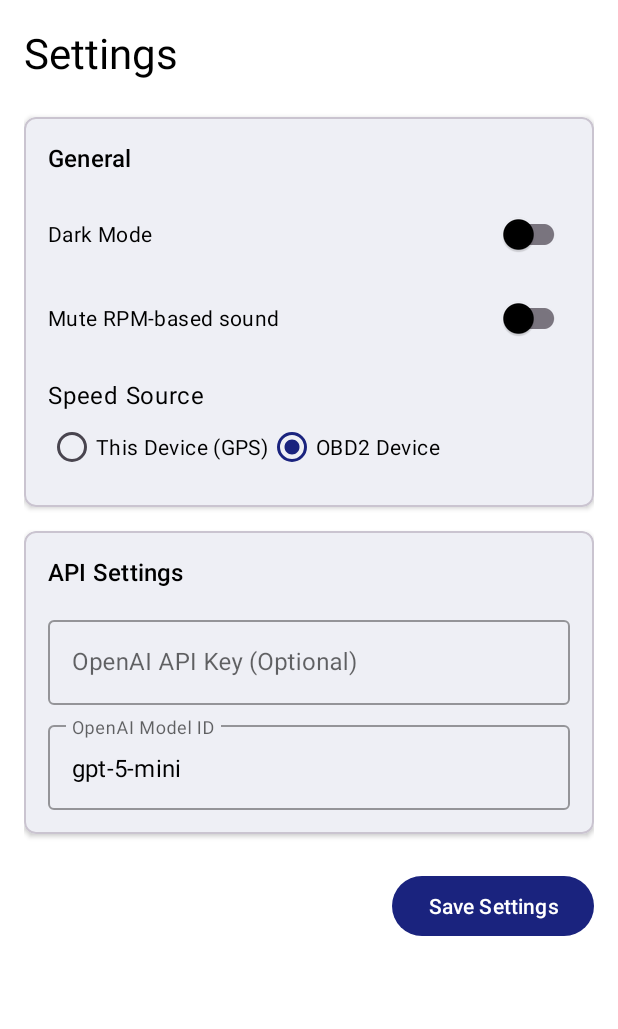
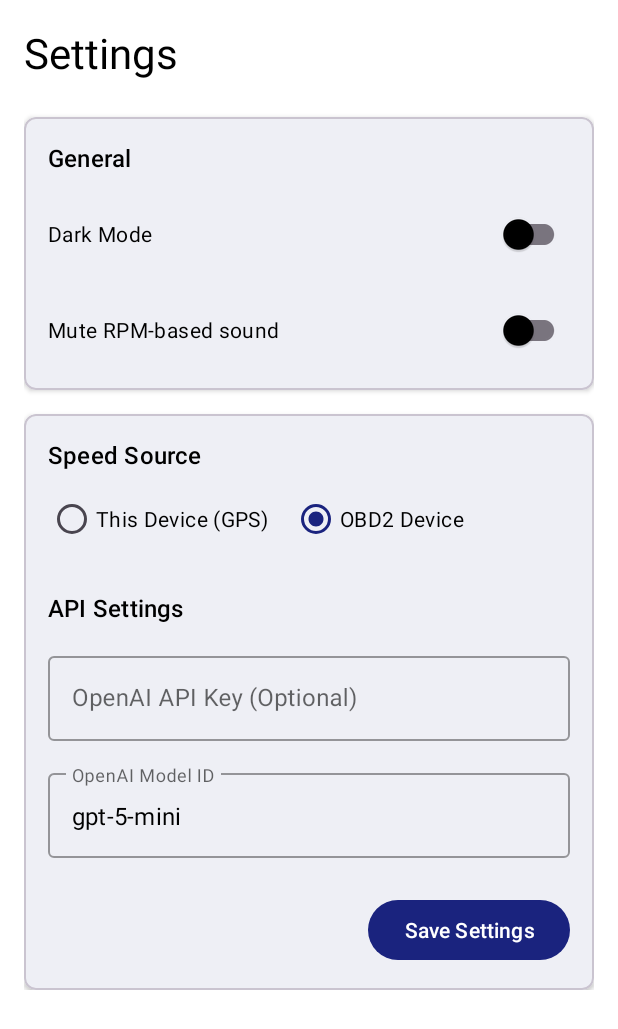
Before and after one commit to catsmoker/OBD2AI, an Android app: the screen it shows after launch (MainActivity), after a tap on "Settings", on a phone screen of 412 x 824 dp. Shown: the top 1029 px of the screen. Run offline under Robolectric (Android 15) with nearby library versions, the phone set to English and light mode, and no system bars; our stand-ins replace AdMob; libraries missing offline, so code that uses them is left out: com.aallam.openai, com.github.anastr.speedviewlib, com.github.eltonvs.obd; 2 statements that could not run were skipped.

Commit message:
improve UI consistency and layout

```diff
--- a/app/src/main/res/drawable/ic_error_indicator.xml
+++ b/app/src/main/res/drawable/ic_error_indicator.xml
@@ -2,8 +2,7 @@
     android:width="24dp"
     android:height="24dp"
     android:viewportWidth="24"
-    android:viewportHeight="24"
-    android:tint="?attr/colorControlNormal">
+    android:viewportHeight="24">
     <path
         android:fillColor="@android:color/white"
         android:pathData="M12,2C6.48,2 2,6.48 2,12s4.48,10 10,10 10,-4.48 10,-10S17.52,2 12,2z"/>
--- a/app/src/main/res/drawable/ic_settings.xml
+++ b/app/src/main/res/drawable/ic_settings.xml
@@ -4,6 +4,6 @@
     android:viewportWidth="24"
     android:viewportHeight="24">
   <path
-      android:fillColor="@color/blue"
+      android:fillColor="@android:color/white"
       android:pathData="M19.14,12.94c0.04,-0.3 0.06,-0.61 0.06,-0.94c0,-0.32 -0.02,-0.64 -0.07,-0.94l2.03,-1.58c0.18,-0.14 0.23,-0.41 0.12,-0.61l-1.92,-3.32c-0.12,-0.22 -0.37,-0.29 -0.59,-0.22l-2.39,0.96c-0.5,-0.38 -1.03,-0.7 -1.62,-0.94L14.4,2.81c-0.04,-0.24 -0.24,-0.41 -0.48,-0.41h-3.84c-0.24,0 -0.44,0.17 -0.48,0.41L9.2,5.25C8.61,5.5 8.08,5.82 7.58,6.2L5.19,5.24C4.97,5.16 4.72,5.23 4.6,5.45L2.68,8.77c-0.11,0.2 -0.06,0.47 0.12,0.61l2.03,1.58C4.78,11.36 4.76,11.68 4.76,12s0.02,0.64 0.07,0.94l-2.03,1.58c-0.18,0.14 -0.23,0.41 -0.12,0.61l1.92,3.32c0.12,0.22 0.37,0.29 0.59,0.22l2.39,-0.96c0.5,0.38 1.03,0.7 1.62,0.94l0.36,2.44c0.04,0.24 0.24,0.41 0.48,0.41h3.84c0.24,0 0.44,-0.17 0.48,-0.41l0.36,-2.44c0.59,-0.24 1.12,-0.56 1.62,-0.94l2.39,0.96c0.22,0.08 0.47,0.01 0.59,-0.22l1.92,-3.32c0.12,-0.22 0.07,-0.47 -0.12,-0.61L19.14,12.94zM12,15.6c-1.98,0 -3.6,-1.62 -3.6,-3.6s1.62,-3.6 3.6,-3.6s3.6,1.62 3.6,3.6S13.98,15.6 12,15.6z"/>
 </vector>
--- a/app/src/main/res/layout/activity_main.xml
+++ b/app/src/main/res/layout/activity_main.xml
@@ -12,36 +12,37 @@
         android:name="androidx.navigation.fragment.NavHostFragment"
         android:layout_width="0dp"
         android:layout_height="0dp"
-        app:defaultNavHost="true"
         app:layout_constraintBottom_toTopOf="@id/adView"
         app:layout_constraintEnd_toEndOf="parent"
         app:layout_constraintStart_toStartOf="parent"
         app:layout_constraintTop_toTopOf="parent"
+        app:defaultNavHost="true"
         app:navGraph="@navigation/nav_graph" />
 
+    <!-- This settings button is a global action, intentionally overlaid on top of the fragment content. -->
     <ImageButton
         android:id="@+id/button_settings_global"
         android:layout_width="48dp"
         android:layout_height="48dp"
         android:layout_marginTop="16dp"
         android:layout_marginEnd="16dp"
+        app:layout_constraintEnd_toEndOf="parent"
+        app:layout_constraintTop_toTopOf="parent"
         android:background="?attr/selectableItemBackgroundBorderless"
         android:contentDescription="@string/settings_title"
         android:padding="12dp"
         android:src="@drawable/ic_settings"
-        app:layout_constraintEnd_toEndOf="parent"
-        app:layout_constraintTop_toTopOf="parent"
         app:tint="?attr/colorOnSurface" />
 
     <com.google.android.gms.ads.AdView
         android:id="@+id/adView"
         android:layout_width="0dp"
         android:layout_height="wrap_content"
-        android:layerType="software"
+        app:layout_constraintBottom_toBottomOf="parent"
+        app:layout_constraintEnd_toEndOf="parent"
+        app:layout_constraintStart_toStartOf="parent"
         app:adSize="BANNER"
         app:adUnitId="ca-app-pub-3940256099942544/9214589741"
-        app:layout_constraintBottom_toBottomOf="parent"
-        app:layout_constraintEnd_toEndOf="parent"
-        app:layout_constraintStart_toStartOf="parent" />
+        android:layerType="software" />
 
 </androidx.constraintlayout.widget.ConstraintLayout>
--- a/app/src/main/res/layout/fragment_settings.xml
+++ b/app/src/main/res/layout/fragment_settings.xml
@@ -17,16 +17,17 @@
             android:id="@+id/textViewSettingsTitle"
             android:layout_width="wrap_content"
             android:layout_height="wrap_content"
+            android:layout_marginBottom="24dp"
             android:text="@string/settings_title"
             android:textAppearance="?attr/textAppearanceHeadlineMedium"
-            android:textColor="?attr/colorOnSurface"
-            android:layout_marginBottom="24dp"/>
+            android:textColor="?attr/colorOnSurface" />
 
+        <!-- Card 1: Grouping for Dark Mode and Mute Sound -->
         <com.google.android.material.card.MaterialCardView
             android:layout_width="match_parent"
             android:layout_height="wrap_content"
-            app:cardElevation="2dp"
-            app:cardCornerRadius="8dp">
+            app:cardCornerRadius="8dp"
+            app:cardElevation="2dp">
 
             <LinearLayout
                 android:layout_width="match_parent"
@@ -37,10 +38,10 @@
                 <TextView
                     android:layout_width="wrap_content"
                     android:layout_height="wrap_content"
+                    android:layout_marginBottom="16dp"
                     android:text="@string/settings_category_general"
                     android:textAppearance="?attr/textAppearanceTitleMedium"
-                    android:textColor="?attr/colorOnSurface"
-                    android:layout_marginBottom="16dp"/>
+                    android:textColor="?attr/colorOnSurface" />
 
                 <com.google.android.material.switchmaterial.SwitchMaterial
                     android:id="@+id/switchDarkMode"
@@ -53,23 +54,42 @@
                     android:id="@+id/switchMuteSound"
                     android:layout_width="match_parent"
                     android:layout_height="wrap_content"
+                    android:layout_marginTop="16dp"
                     android:text="@string/settings_mute_sound"
-                    android:textColor="?attr/colorOnSurface"
-                    android:layout_marginTop="8dp"/>
+                    android:textColor="?attr/colorOnSurface" />
 
+            </LinearLayout>
+
+        </com.google.android.material.card.MaterialCardView>
+
+        <!-- Card 2: Grouping for Speed Source, API, and Save Button -->
+        <com.google.android.material.card.MaterialCardView
+            android:layout_width="match_parent"
+            android:layout_height="wrap_content"
+            android:layout_marginTop="16dp"
+            app:cardCornerRadius="8dp"
+            app:cardElevation="2dp">
+
+            <LinearLayout
+                android:layout_width="match_parent"
+                android:layout_height="wrap_content"
+                android:orientation="vertical"
+                android:padding="16dp">
+
+                <!-- Speed Source Section -->
                 <TextView
                     android:id="@+id/textViewSpeedSource"
                     android:layout_width="wrap_content"
                     android:layout_height="wrap_content"
                     android:text="@string/settings_speed_source_title"
-                    android:textAppearance="?attr/textAppearanceBodyLarge"
-                    android:textColor="?attr/colorOnSurface"
-                    android:layout_marginTop="16dp"/>
+                    android:textAppearance="?attr/textAppearanceTitleMedium"
+                    android:textColor="?attr/colorOnSurface" />
 
                 <RadioGroup
                     android:id="@+id/radioGroupSpeedSource"
                     android:layout_width="match_parent"
                     android:layout_height="wrap_content"
+                    android:layout_marginTop="8dp"
                     android:orientation="horizontal">
 
                     <RadioButton
@@ -83,78 +103,65 @@
                         android:id="@+id/radioButtonObd2"
                         android:layout_width="wrap_content"
                         android:layout_height="wrap_content"
+                        android:layout_marginStart="16dp"
                         android:text="@string/settings_speed_source_obd"
                         android:textColor="?attr/colorOnSurface" />
                 </RadioGroup>
+
+                <!-- API Section -->
+                <TextView
+                    android:layout_width="wrap_content"
+                    android:layout_height="wrap_content"
+                    android:layout_marginTop="24dp"
+                    android:layout_marginBottom="16dp"
+                    android:text="@string/settings_category_api"
+                    android:textAppearance="?attr/textAppearanceTitleMedium"
+                    android:textColor="?attr/colorOnSurface" />
+
+                <com.google.android.material.textfield.TextInputLayout
+                    android:id="@+id/apiKeyLayout"
+                    style="@style/Widget.MaterialComponents.TextInputLayout.OutlinedBox"
+                    android:layout_width="match_parent"
+                    android:layout_height="wrap_content"
+                    android:hint="@string/settings_api_key_hint">
+
+                    <com.google.android.material.textfield.TextInputEditText
+                        android:id="@+id/apiKeyEditText"
+                        android:layout_width="match_parent"
+                        android:layout_height="wrap_content"
+                        android:textColor="?attr/colorOnSurface" />
+
+                </com.google.android.material.textfield.TextInputLayout>
+
+                <com.google.android.material.textfield.TextInputLayout
+                    android:id="@+id/modelIdLayout"
+                    style="@style/Widget.MaterialComponents.TextInputLayout.OutlinedBox"
+                    android:layout_width="match_parent"
+                    android:layout_height="wrap_content"
+                    android:layout_marginTop="16dp"
+                    android:hint="@string/settings_model_id_hint">
+
+                    <com.google.android.material.textfield.TextInputEditText
+                        android:id="@+id/modelIdEditText"
+                        android:layout_width="match_parent"
+                        android:layout_height="wrap_content"
+                        android:textColor="?attr/colorOnSurface" />
+
+                </com.google.android.material.textfield.TextInputLayout>
+
+                <!-- Save Button -->
+                <Button
+                    android:id="@+id/saveButton"
+                    android:layout_width="wrap_content"
+                    android:layout_height="wrap_content"
+                    android:layout_gravity="end"
+                    android:layout_marginTop="24dp"
+                    android:text="@string/settings_button_save" />
 
             </LinearLayout>
 
         </com.google.android.material.card.MaterialCardView>
 
-        <com.google.android.material.card.MaterialCardView
-            android:layout_width="match_parent"
-            android:layout_height="wrap_content"
-            android:layout_marginTop="16dp"
-            app:cardElevation="2dp"
-            app:cardCornerRadius="8dp">
-
-            <LinearLayout
-                android:layout_width="match_parent"
-                android:layout_height="wrap_content"
-                android:orientation="vertical"
-                android:padding="16dp">
-
-                <TextView
-                    android:layout_width="wrap_content"
-                    android:layout_height="wrap_content"
-                    android:text="@string/settings_category_api"
-                    android:textAppearance="?attr/textAppearanceTitleMedium"
-                    android:textColor="?attr/colorOnSurface"
-                    android:layout_marginBottom="16dp"/>
-
-                <com.google.android.material.textfield.TextInputLayout
-                    android:id="@+id/apiKeyLayout"
-                    android:layout_width="match_parent"
-                    android:layout_height="wrap_content"
-                    android:hint="@string/settings_api_key_hint"
-                    style="@style/Widget.MaterialComponents.TextInputLayout.OutlinedBox">
-
-                    <com.google.android.material.textfield.TextInputEditText
-                        android:id="@+id/apiKeyEditText"
-                        android:layout_width="match_parent"
-                        android:layout_height="wrap_content"
-                        android:textColor="?attr/colorOnSurface"/>
-
-                </com.google.android.material.textfield.TextInputLayout>
-
-                <com.google.android.material.textfield.TextInputLayout
-                    android:id="@+id/modelIdLayout"
-                    android:layout_width="match_parent"
-                    android:layout_height="wrap_content"
-                    android:layout_marginTop="8dp"
-                    android:hint="@string/settings_model_id_hint"
-                    style="@style/Widget.MaterialComponents.TextInputLayout.OutlinedBox">
-
-                    <com.google.android.material.textfield.TextInputEditText
-                        android:id="@+id/modelIdEditText"
-                        android:layout_width="match_parent"
-                        android:layout_height="wrap_content"
-                        android:textColor="?attr/colorOnSurface"/>
-
-                </com.google.android.material.textfield.TextInputLayout>
-
-            </LinearLayout>
-
-        </com.google.android.material.card.MaterialCardView>
-
-        <Button
-            android:id="@+id/saveButton"
-            android:layout_width="wrap_content"
-            android:layout_height="wrap_content"
-            android:text="@string/settings_button_save"
-            android:layout_gravity="end"
-            android:layout_marginTop="24dp"/>
-
     </LinearLayout>
 
 </ScrollView>
--- a/app/src/main/res/layout/item_error_detail_suggestions_layout.xml
+++ b/app/src/main/res/layout/item_error_detail_suggestions_layout.xml
@@ -3,9 +3,8 @@
     xmlns:tools="http://schemas.android.com/tools"
     android:layout_width="match_parent"
     android:layout_height="wrap_content"
-    android:gravity="center_vertical"
     android:orientation="horizontal"
-    android:paddingVertical="4dp">
+    android:paddingVertical="8dp">
 
     <!-- Using a text character for the bullet point is the most lightweight option -->
     <TextView
@@ -23,6 +22,6 @@
         android:layout_weight="1"
         android:textAppearance="?attr/textAppearanceBodyMedium"
         android:textColor="?attr/colorOnSurface"
-        tools:text="Check and replace the catalytic converter if necessary" />
+        tools:text="Check and replace the catalytic converter if necessary, as this is a common point of failure." />
 
 </LinearLayout>
--- a/app/src/main/res/layout/item_error_overview_layout.xml
+++ b/app/src/main/res/layout/item_error_overview_layout.xml
@@ -14,6 +14,7 @@
         android:layout_width="24dp"
         android:layout_height="24dp"
         android:contentDescription="@null"
+        app:layout_constraintBottom_toBottomOf="parent"
         app:layout_constraintStart_toStartOf="parent"
         app:layout_constraintTop_toTopOf="parent"
         app:srcCompat="@drawable/ic_error_indicator"
@@ -26,9 +27,11 @@
         android:layout_marginStart="16dp"
         android:textAppearance="?attr/textAppearanceTitleMedium"
         android:textColor="?attr/colorOnSurface"
+        app:layout_constraintBottom_toTopOf="@+id/detail"
         app:layout_constraintEnd_toEndOf="parent"
         app:layout_constraintStart_toEndOf="@id/imageView_icon"
         app:layout_constraintTop_toTopOf="parent"
+        app:layout_constraintVertical_chainStyle="packed"
         tools:text="Catalyst System Efficiency" />
 
     <TextView
@@ -40,6 +43,7 @@
         android:maxLines="2"
         android:textAppearance="?attr/textAppearanceBodyMedium"
         android:textColor="?attr/colorOnSurface"
+        app:layout_constraintBottom_toBottomOf="parent"
         app:layout_constraintEnd_toEndOf="parent"
         app:layout_constraintStart_toStartOf="@id/title"
         app:layout_constraintTop_toBottomOf="@id/title"
```
Also changed, not shown: app/src/main/res/layout/fragment_connect.xml (+10 -7 lines), app/src/main/res/layout/fragment_error_detail.xml (+18 -18 lines), app/src/main/res/layout/fragment_error_overview.xml (+26 -19 lines), app/src/main/res/layout/fragment_live_data.xml (+8 -5 lines), app/src/main/res/layout/fragment_onboarding.xml (+12 -4 lines), app/src/main/res/layout/fragment_permissions.xml (+11 -4 lines), app/src/main/res/layout/item_bluetooth_device.xml (+7 -2 lines).
